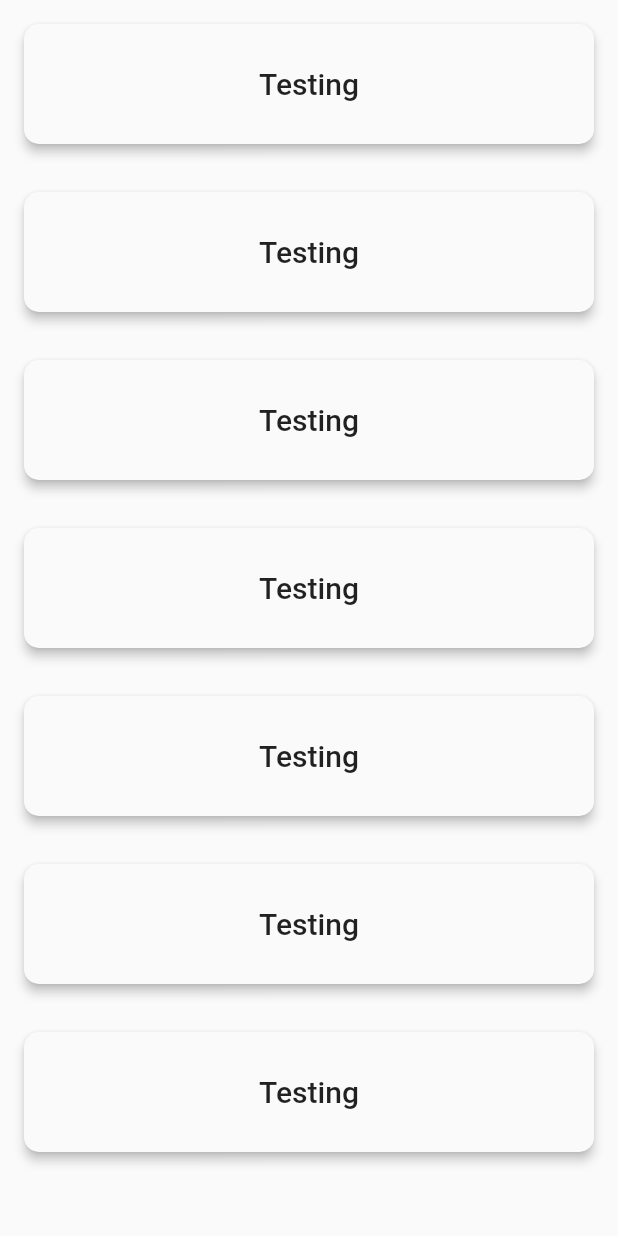
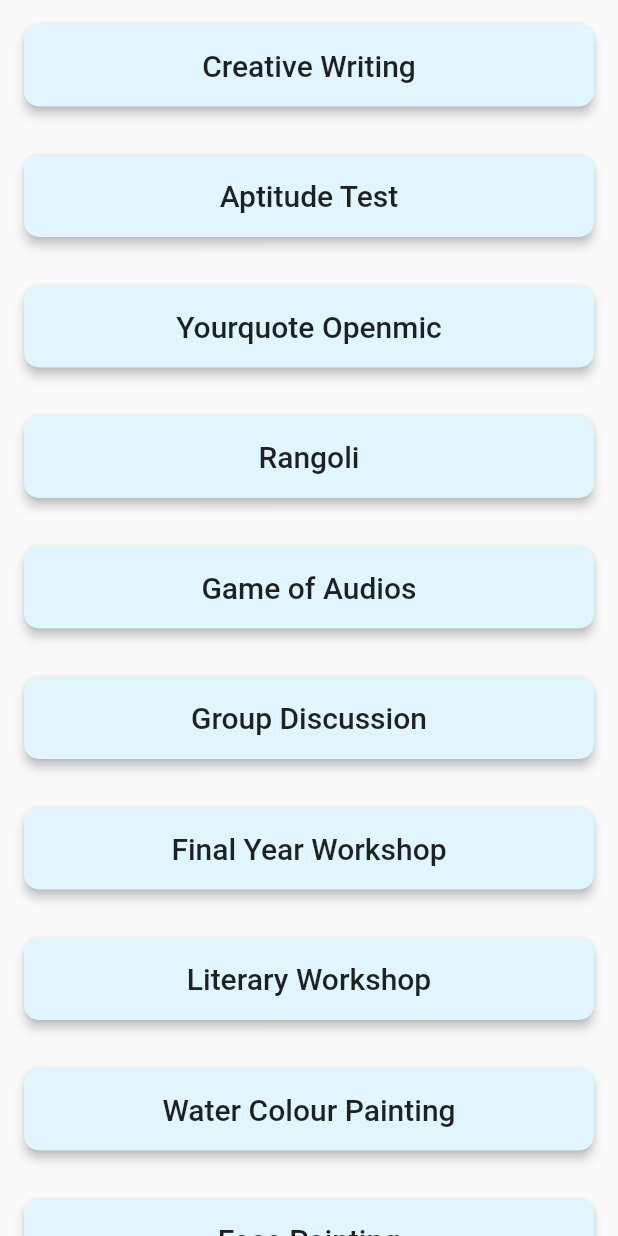
Before and after one commit to azhar1038/Anweshan-Quiz, a Flutter app: the AnweshanPrev widget shown alone on an empty page, opened directly, on a phone screen of 412 x 824 dp. Run offline on Flutter 3.47's test engine with Material 2 defaults, Android fonts, the phone set to English and light mode, and no system bars; our stand-ins replace cloud_firestore, connectivity, firebase_auth, firebase_dynamic_links, firebase_messaging, flare_flutter and 2 more; missing offline and left inert: flare_dart, ntp, upi_india; accounts and stored records are empty; network calls fail.

```diff
--- a/lib/custom_widgets/expansion_card.dart
+++ b/lib/custom_widgets/expansion_card.dart
@@ -1,8 +1,8 @@
 import 'package:flutter/material.dart';
 
 class ExpansionCard extends StatefulWidget {
-  final String header;
-  final String description;
+  final Widget header;
+  final Widget body;
   final Duration duration;
   final double initialElevation;
   final double finalElevation;
@@ -10,7 +10,7 @@ class ExpansionCard extends StatefulWidget {
 
   ExpansionCard({
     @required this.header,
-    @required this.description,
+    @required this.body,
     this.duration = const Duration(milliseconds: 200),
     this.initialElevation = 3,
     this.finalElevation = 10,
@@ -70,6 +70,7 @@ class _ExpansionCardState extends State<ExpansionCard>
         builder: (context, child) {
           return Material(
             elevation: _elevation.value,
+            color: Color(0xffe1f5fe),
             shape: RoundedRectangleBorder(
                 borderRadius: BorderRadius.circular(10.0)),
             child: InkWell(
@@ -83,14 +84,7 @@ class _ExpansionCardState extends State<ExpansionCard>
               child: Column(
                 mainAxisSize: MainAxisSize.min,
                 children: <Widget>[
-                  Container(
-                    height: 80,
-                    alignment: Alignment.center,
-                    child: Text(
-                      widget.header,
-                      style: Theme.of(context).textTheme.title,
-                    ),
-                  ),
+                  widget.header,
                   SizeTransition(
                     axisAlignment: 1.0,
                     sizeFactor: _height,
@@ -101,14 +95,7 @@ class _ExpansionCardState extends State<ExpansionCard>
                           mainAxisSize: MainAxisSize.min,
                           children: <Widget>[
                             Divider(),
-                            Padding(
-                              padding: const EdgeInsets.all(16.0),
-                              child: Text(
-                                widget.description,
-                                textAlign: TextAlign.center,
-                                style: Theme.of(context).textTheme.subtitle,
-                              ),
-                            ),
+                            widget.body,
                           ],
                         ),
                       ),
--- a/lib/pages/anweshan_prev.dart
+++ b/lib/pages/anweshan_prev.dart
@@ -1,5 +1,17 @@
 import 'package:flutter/material.dart';
 import 'package:quiz/custom_widgets/expansion_card.dart';
+
+class Event {
+  String title, day;
+  List<String> coordinators, professors;
+
+  Event({
+    @required this.title,
+    @required this.day,
+    @required this.coordinators,
+    this.professors,
+  });
+}
 
 class AnweshanPrev extends StatefulWidget {
   @override
@@ -7,65 +19,160 @@ class AnweshanPrev extends StatefulWidget {
 }
 
 class _AnweshanPrevState extends State<AnweshanPrev> {
+  List<Event> events = List<Event>();
+
+  @override
+  void initState() {
+    events.add(Event(
+      title: 'Creative Writing',
+      day: '6 March, Wednesday',
+      coordinators: ['Priya', 'Prateek'],
+      professors: ['Prof. Dr. Maheshwar Maharana', 'Prof. Dr. S.N. Mishra'],
+    ));
+    events.add(Event(
+      title: 'Aptitude Test',
+      day: '6 March, Wednesday',
+      coordinators: ['Sidhant', 'Swagat'],
+      professors: ['Prof. P.R. Dhal', 'Prof. Anup Swain'],
+    ));
+    events.add(Event(
+      title: 'Yourquote Openmic',
+      day: '7 March, Thursday',
+      coordinators: ['Lopamudra', 'Dheeraj', 'Swagat'],
+    ));
+    events.add(Event(
+      title: 'Rangoli',
+      day: '8 March, Friday',
+      coordinators: ['Priya', 'Siddhant', 'Siddhart'],
+      professors: ['Prof. Jully Randhari', 'Prof. Supriya Behera'],
+    ));
+    events.add(Event(
+      title: 'Game of Audios',
+      day: '8 March, Friday',
+      coordinators: ['Sambit', 'Prateek'],
+    ));
+    events.add(Event(
+      title: 'Group Discussion',
+      day: '9 March, Saturday',
+      coordinators: ['Abhisekh', 'Lalit', 'Dheeraj', 'Payal'],
+      professors: ['Prof. Siddharth Tiwari', 'Prof. Rao'],
+    ));
+    events.add(Event(
+      title: 'Final Year Workshop',
+      day: '9 March, Saturday',
+      coordinators: ['Lopamudra', 'Prateek'],
+    ));
+    events.add(Event(
+      title: 'Literary Workshop',
+      day: '10 March, Sunday',
+      coordinators: ['Payal', 'Lalit'],
+    ));
+    events.add(Event(
+      title: 'Water Colour Painting',
+      day: '11 March, Monday',
+      coordinators: ['Priya', 'Lopamudra'],
+      professors: ['Prof. Krishnakol Dutta', 'Prof. Shilpi Chakraborty'],
+    ));
+    events.add(Event(
+      title: 'Face Painting',
+      day: '11 March, Monday',
+      coordinators: ['Aspita', 'Lopamudra'],
+    ));
+    events.add(Event(
+      title: 'Debate',
+      day: '12 March, Tuesday',
+      coordinators: ['Dheeraj', 'Ananya'],
+      professors: ['Prof. K.D. Sa', 'Prof. Dr. Pranati Das'],
+    ));
+    events.add(Event(
+        title: 'Salt Painting',
+        day: '12 March, Tuesday',
+        coordinators: ['Dheeraj', 'Payal'],
+        professors: ['Prof. Shilpi Chakraborty', 'Prof. Abinash Pujari']));
+    events.add(Event(
+      title: 'JAM',
+      day: '13 March, Wednesday',
+      coordinators: ['Swagat', 'Sidhant'],
+      professors: ['Prof. Paresh Ku. Passayat', 'Prof. Kasinath Barik'],
+    ));
+    events.add(Event(
+      title: 'Ad-Mad',
+      day: '13 March, Wednesday',
+      coordinators: ['Sambit', 'Priya'],
+      professors: ['Prof. Prateek Mishra', 'Prof. Prateek Acharya'],
+    ));
+
+    super.initState();
+  }
+
   @override
   Widget build(BuildContext context) {
-    return ListView(children: [
-      Container(
-        child: ExpansionCard(
-          header: 'Testing',
-          description:
-              'yuwerdygwd wdhueiwfh cwejhfiowe ijhfio fiefjoi ierfwio eifwho ifjoi fir eiro efiwer fergergrthrthtrh trhrthg hgthh th th h rth h gfb fj g dr ghj ty j tykmjt gh rth ty jky ufk tyrt h trjyn tk t hbrt h ty j ft nrt h ry j tyntyhb rt h tynmu ymk ',
-          duration: Duration(milliseconds: 500),
-        ),
-      ),
-      Container(
-        child: ExpansionCard(
-          header: 'Testing',
-          description:
-              'yuwerdygwd wdhueiwfh cwejhfiowe ijhfio fiefjoi ierfwio eifwho ifjoi fir eiro efiwer fergergrthrthtrh trhrthg hgthh th th h rth h gfb fj g dr ghj ty j tykmjt gh rth ty jky ufk tyrt h trjyn tk t hbrt h ty j ft nrt h ry j tyntyhb rt h tynmu ymk ',
-          duration: Duration(milliseconds: 500),
-        ),
-      ),
-      Container(
-        child: ExpansionCard(
-          header: 'Testing',
-          description:
-              'yuwerdygwd wdhueiwfh cwejhfiowe ijhfio fiefjoi ierfwio eifwho ifjoi fir eiro efiwer fergergrthrthtrh trhrthg hgthh th th h rth h gfb fj g dr ghj ty j tykmjt gh rth ty jky ufk tyrt h trjyn tk t hbrt h ty j ft nrt h ry j tyntyhb rt h tynmu ymk ',
-          duration: Duration(milliseconds: 500),
-        ),
-      ),
-      Container(
-        child: ExpansionCard(
-          header: 'Testing',
-          description:
-              'yuwerdygwd wdhueiwfh cwejhfiowe ijhfio fiefjoi ierfwio eifwho ifjoi fir eiro efiwer fergergrthrthtrh trhrthg hgthh th th h rth h gfb fj g dr ghj ty j tykmjt gh rth ty jky ufk tyrt h trjyn tk t hbrt h ty j ft nrt h ry j tyntyhb rt h tynmu ymk ',
-          duration: Duration(milliseconds: 500),
-        ),
-      ),
-      Container(
-        child: ExpansionCard(
-          header: 'Testing',
-          description:
-              'yuwerdygwd wdhueiwfh cwejhfiowe ijhfio fiefjoi ierfwio eifwho ifjoi fir eiro efiwer fergergrthrthtrh trhrthg hgthh th th h rth h gfb fj g dr ghj ty j tykmjt gh rth ty jky ufk tyrt h trjyn tk t hbrt h ty j ft nrt h ry j tyntyhb rt h tynmu ymk ',
-          duration: Duration(milliseconds: 500),
-        ),
-      ),
-      Container(
-        child: ExpansionCard(
-          header: 'Testing',
-          description:
-              'yuwerdygwd wdhueiwfh cwejhfiowe ijhfio fiefjoi ierfwio eifwho ifjoi fir eiro efiwer fergergrthrthtrh trhrthg hgthh th th h rth h gfb fj g dr ghj ty j tykmjt gh rth ty jky ufk tyrt h trjyn tk t hbrt h ty j ft nrt h ry j tyntyhb rt h tynmu ymk ',
-          duration: Duration(milliseconds: 500),
-        ),
-      ),
-      Container(
-        child: ExpansionCard(
-          header: 'Testing',
-          description:
-              'yuwerdygwd wdhueiwfh cwejhfiowe ijhfio fiefjoi ierfwio eifwho ifjoi fir eiro efiwer fergergrthrthtrh trhrthg hgthh th th h rth h gfb fj g dr ghj ty j tykmjt gh rth ty jky ufk tyrt h trjyn tk t hbrt h ty j ft nrt h ry j tyntyhb rt h tynmu ymk ',
-          duration: Duration(milliseconds: 500),
-        ),
-      ),
-    ]);
+    return ListView.builder(
+      itemCount: events.length,
+      itemBuilder: (context, index) {
+        return ExpansionCard(
+          header: Container(
+            padding: EdgeInsets.all(16.0),
+            alignment: Alignment.center,
+            child: Text(
+              events[index].title,
+              style: Theme.of(context).textTheme.title,
+            ),
+          ),
+          body: Container(
+            padding: EdgeInsets.all(16.0),
+            child: Column(
+              crossAxisAlignment: CrossAxisAlignment.start,
+              mainAxisSize: MainAxisSize.min,
+              children: <Widget>[
+                Text(
+                  events[index].day,
+                  style: Theme.of(context)
+                      .textTheme
+                      .subhead
+                      .copyWith(fontWeight: FontWeight.w600),
+                ),
+                SizedBox(height: 10),
+                Text(
+                  'Coordinators: ',
+                  style: Theme.of(context)
+                      .textTheme
+                      .subhead
+                      .copyWith(fontWeight: FontWeight.w700),
+                ),
+                ListView.builder(
+                  itemCount: events[index].coordinators.length,
+                  shrinkWrap: true,
+                  physics: NeverScrollableScrollPhysics(),
+                  itemBuilder: (context, i) {
+                    return Text(events[index].coordinators[i]);
+                  },
+                ),
+                SizedBox(height: 10),
+                events[index].professors != null
+                    ? Text(
+                        'Professors: ',
+                        style: Theme.of(context)
+                            .textTheme
+                            .subhead
+                            .copyWith(fontWeight: FontWeight.w700),
+                      )
+                    : Container(),
+                events[index].professors != null
+                    ? ListView.builder(
+                        itemCount: events[index].professors.length,
+                        shrinkWrap: true,
+                        physics: NeverScrollableScrollPhysics(),
+                        itemBuilder: (context, i) {
+                          return Text(events[index].professors[i]);
+                        },
+                      )
+                    : Container(),
+              ],
+            ),
+          ),
+        );
+      },
+    );
   }
 }
--- a/pubspec.yaml
+++ b/pubspec.yaml
@@ -11,7 +11,7 @@ description: A new Flutter project.
 # In iOS, build-name is used as CFBundleShortVersionString while build-number used as CFBundleVersion.
 # Read more about iOS versioning at
 # https://developer.apple.com/library/archive/documentation/General/Reference/InfoPlistKeyReference/Articles/CoreFoundationKeys.html
-version: 3.4.1
+version: 3.5.0
 
 environment:
   sdk: ">=2.1.0 <3.0.0"
```
Also changed, not shown: 19 other files.
